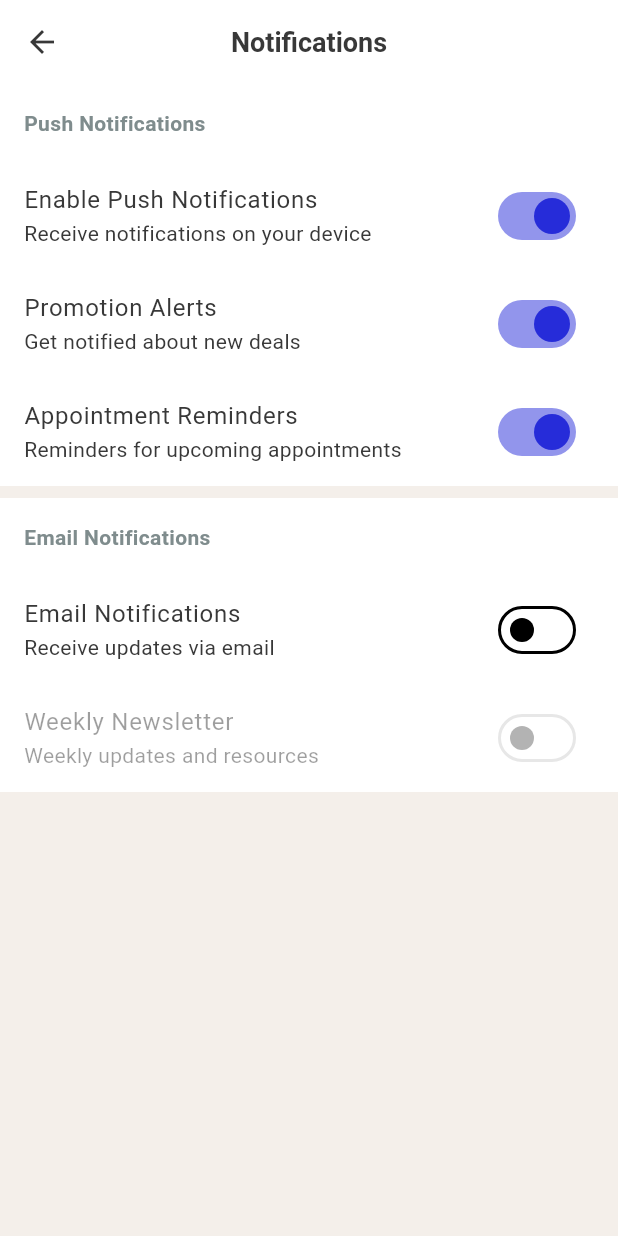
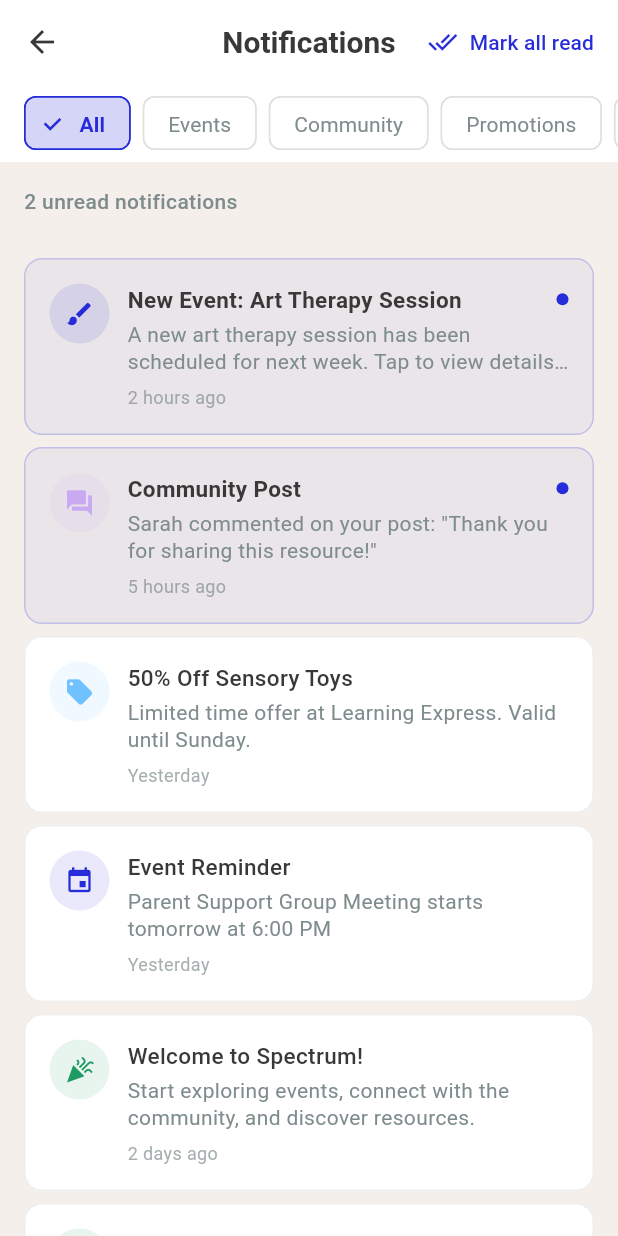
Before and after one commit to lasharela/spectrum, a Flutter app: the NotificationsScreen screen opened directly, on a phone screen of 412 x 824 dp. Run offline on Flutter 3.47's test engine with Material 3 defaults, Android fonts, the phone set to English and light mode, and no system bars; our stand-ins replace email_validator, flutter_map, latlong2.

Commit message:
Add notifications screen and fix multiple heroes error
- Created comprehensive notifications screen with filtering and swipe-to-delete
- Added navigation from bell icon to notifications screen
- Fixed naming conflict by renaming NotificationsScreen to NotificationSettingsScreen in settings
- Fixed multiple heroes error by adding unique heroTag to FABs in events and community screens

```diff
--- a/lib/screens/community_screen.dart
+++ b/lib/screens/community_screen.dart
@@ -263,6 +263,7 @@ class _CommunityScreenState extends State<CommunityScreen> with SingleTickerProv
         ],
       ),
       floatingActionButton: FloatingActionButton(
+        heroTag: "community_fab",
         onPressed: _createNewDiscussion,
         backgroundColor: AppColors.primary,
         child: const Icon(Icons.add, color: Colors.white),
--- a/lib/screens/events_screen.dart
+++ b/lib/screens/events_screen.dart
@@ -1695,6 +1695,7 @@ class _EventsScreenState extends State<EventsScreen> with SingleTickerProviderSt
     return Scaffold(
       backgroundColor: AppColors.background,
       floatingActionButton: FloatingActionButton(
+        heroTag: "events_fab",
         onPressed: _createEvent,
         backgroundColor: AppColors.primary,
         child: const Icon(Icons.add, color: Colors.white, size: 28),
--- a/lib/screens/main_navigation_screen.dart
+++ b/lib/screens/main_navigation_screen.dart
@@ -6,6 +6,7 @@ import 'promotions_screen.dart';
 import 'events_screen.dart';
 import 'community_screen.dart';
 import 'settings_screen.dart';
+import 'notifications_screen.dart';
 
 class MainNavigationScreen extends StatefulWidget {
   const MainNavigationScreen({super.key});
@@ -47,10 +48,10 @@ class _MainNavigationScreenState extends State<MainNavigationScreen> {
         leading: IconButton(
           icon: const Icon(Icons.notifications_outlined),
           onPressed: () {
-            ScaffoldMessenger.of(context).showSnackBar(
-              const SnackBar(
-                content: Text('Notifications coming soon'),
-                backgroundColor: AppColors.info,
+            Navigator.push(
+              context,
+              MaterialPageRoute(
+                builder: (context) => const NotificationsScreen(),
               ),
             );
           },
--- /dev/null
+++ b/lib/screens/notifications_screen.dart
@@ -0,0 +1,456 @@
+import 'package:flutter/material.dart';
+import '../utils/app_colors.dart';
+
+class NotificationsScreen extends StatefulWidget {
+  const NotificationsScreen({super.key});
+
+  @override
+  State<NotificationsScreen> createState() => _NotificationsScreenState();
+}
+
+class _NotificationsScreenState extends State<NotificationsScreen> {
+  String _selectedFilter = 'All';
+
+  final List<String> _filters = [
+    'All',
+    'Events',
+    'Community',
+    'Promotions',
+    'System',
+  ];
+
+  final List<NotificationItem> _notifications = [
+    NotificationItem(
+      id: '1',
+      title: 'New Event: Art Therapy Session',
+      message: 'A new art therapy session has been scheduled for next week. Tap to view details and register.',
+      type: NotificationType.event,
+      time: '2 hours ago',
+      isRead: false,
+      icon: Icons.brush,
+    ),
+    NotificationItem(
+      id: '2',
+      title: 'Community Post',
+      message: 'Sarah commented on your post: "Thank you for sharing this resource!"',
+      type: NotificationType.community,
+      time: '5 hours ago',
+      isRead: false,
+      icon: Icons.forum,
+    ),
+    NotificationItem(
+      id: '3',
+      title: '50% Off Sensory Toys',
+      message: 'Limited time offer at Learning Express. Valid until Sunday.',
+      type: NotificationType.promotion,
+      time: 'Yesterday',
+      isRead: true,
+      icon: Icons.local_offer,
+    ),
+    NotificationItem(
+      id: '4',
+      title: 'Event Reminder',
+      message: 'Parent Support Group Meeting starts tomorrow at 6:00 PM',
+      type: NotificationType.event,
+      time: 'Yesterday',
+      isRead: true,
+      icon: Icons.event,
+    ),
+    NotificationItem(
+      id: '5',
+      title: 'Welcome to Spectrum!',
+      message: 'Start exploring events, connect with the community, and discover resources.',
+      type: NotificationType.system,
+      time: '2 days ago',
+      isRead: true,
+      icon: Icons.celebration,
+    ),
+    NotificationItem(
+      id: '6',
+      title: 'New Resource Available',
+      message: 'IEP Planning Guide has been added to the resources section.',
+      type: NotificationType.system,
+      time: '3 days ago',
+      isRead: true,
+      icon: Icons.library_books,
+    ),
+    NotificationItem(
+      id: '7',
+      title: 'Event Cancelled',
+      message: 'Swimming Lessons on Dec 5 has been cancelled due to maintenance.',
+      type: NotificationType.event,
+      time: '3 days ago',
+      isRead: true,
+      icon: Icons.cancel,
+    ),
+    NotificationItem(
+      id: '8',
+      title: 'New Connection',
+      message: 'Alex has accepted your connection request.',
+      type: NotificationType.community,
+      time: '4 days ago',
+      isRead: true,
+      icon: Icons.person_add,
+    ),
+    NotificationItem(
+      id: '9',
+      title: 'Weekly Digest',
+      message: 'Check out this week\'s upcoming events and activities.',
+      type: NotificationType.system,
+      time: '1 week ago',
+      isRead: true,
+      icon: Icons.summarize,
+    ),
+    NotificationItem(
+      id: '10',
+      title: 'Flash Sale Alert',
+      message: 'Barnes & Noble: Buy 1 Get 1 Free on all children\'s books today only!',
+      type: NotificationType.promotion,
+      time: '1 week ago',
+      isRead: true,
+      icon: Icons.auto_awesome,
+    ),
+  ];
+
+  List<NotificationItem> get filteredNotifications {
+    if (_selectedFilter == 'All') {
+      return _notifications;
+    }
+    return _notifications.where((notification) {
+      switch (_selectedFilter) {
+        case 'Events':
+          return notification.type == NotificationType.event;
+        case 'Community':
+          return notification.type == NotificationType.community;
+        case 'Promotions':
+          return notification.type == NotificationType.promotion;
+        case 'System':
+          return notification.type == NotificationType.system;
+        default:
+          return true;
+      }
+    }).toList();
+  }
+
+  int get unreadCount {
+    return _notifications.where((n) => !n.isRead).length;
+  }
+
+  void _markAsRead(String id) {
+    setState(() {
+      final index = _notifications.indexWhere((n) => n.id == id);
+      if (index != -1) {
+        _notifications[index].isRead = true;
+      }
+    });
+  }
+
+  void _markAllAsRead() {
+    setState(() {
+      for (var notification in _notifications) {
+        notification.isRead = true;
+      }
+    });
+    ScaffoldMessenger.of(context).showSnackBar(
+      const SnackBar(
+        content: Text('All notifications marked as read'),
+        backgroundColor: AppColors.info,
+      ),
+    );
+  }
+
+  void _deleteNotification(String id) {
+    setState(() {
+      _notifications.removeWhere((n) => n.id == id);
+    });
+    ScaffoldMessenger.of(context).showSnackBar(
+      const SnackBar(
+        content: Text('Notification deleted'),
+        backgroundColor: AppColors.info,
+      ),
+    );
+  }
+
+  Color _getTypeColor(NotificationType type) {
+    switch (type) {
+      case NotificationType.event:
+        return AppColors.primary;
+      case NotificationType.community:
+        return AppColors.secondary;
+      case NotificationType.promotion:
+        return AppColors.tertiary;
+      case NotificationType.system:
+        return AppColors.quaternary;
+    }
+  }
+
+  @override
+  Widget build(BuildContext context) {
+    return Scaffold(
+      backgroundColor: AppColors.background,
+      appBar: AppBar(
+        title: const Text(
+          'Notifications',
+          style: TextStyle(
+            fontSize: 20,
+            fontWeight: FontWeight.bold,
+          ),
+        ),
+        backgroundColor: Colors.white,
+        elevation: 0,
+        actions: [
+          if (unreadCount > 0)
+            TextButton.icon(
+              onPressed: _markAllAsRead,
+              icon: const Icon(Icons.done_all, size: 20),
+              label: const Text('Mark all read'),
+              style: TextButton.styleFrom(
+                foregroundColor: AppColors.primary,
+              ),
+            ),
+        ],
+      ),
+      body: Column(
+        children: [
+          // Filter chips
+          Container(
+            color: Colors.white,
+            padding: const EdgeInsets.symmetric(vertical: 8),
+            child: SizedBox(
+              height: 36,
+              child: ListView.builder(
+                scrollDirection: Axis.horizontal,
+                padding: const EdgeInsets.symmetric(horizontal: 16),
+                itemCount: _filters.length,
+                itemBuilder: (context, index) {
+                  final filter = _filters[index];
+                  final isSelected = filter == _selectedFilter;
+
+                  return Padding(
+                    padding: const EdgeInsets.only(right: 8),
+                    child: FilterChip(
+                      label: Text(filter),
+                      selected: isSelected,
+                      onSelected: (selected) {
+                        setState(() {
+                          _selectedFilter = filter;
+                        });
+                      },
+                      selectedColor: AppColors.primary.withOpacity(0.2),
+                      checkmarkColor: AppColors.primary,
+                      labelStyle: TextStyle(
+                        color: isSelected ? AppColors.primary : AppColors.textSecondary,
+                        fontWeight: isSelected ? FontWeight.w600 : FontWeight.normal,
+                      ),
+                      side: BorderSide(
+                        color: isSelected ? AppColors.primary : Colors.grey.shade300,
+                      ),
+                    ),
+                  );
+                },
+              ),
+            ),
+          ),
+
+          // Unread count
+          if (unreadCount > 0)
+            Container(
+              padding: const EdgeInsets.all(16),
+              alignment: Alignment.centerLeft,
+              child: Text(
+                '$unreadCount unread notifications',
+                style: TextStyle(
+                  fontSize: 14,
+                  color: AppColors.textSecondary,
+                  fontWeight: FontWeight.w500,
+                ),
+              ),
+            ),
+
+          // Notifications list
+          Expanded(
+            child: filteredNotifications.isEmpty
+                ? Center(
+                    child: Column(
+                      mainAxisAlignment: MainAxisAlignment.center,
+                      children: [
+                        Icon(
+                          Icons.notifications_none,
+                          size: 80,
+                          color: AppColors.textSecondary.withOpacity(0.3),
+                        ),
+                        const SizedBox(height: 16),
+                        Text(
+                          'No notifications',
+                          style: TextStyle(
+                            fontSize: 18,
+                            color: AppColors.textSecondary,
+                          ),
+                        ),
+                        const SizedBox(height: 8),
+                        Text(
+                          'You\'re all caught up!',
+                          style: TextStyle(
+                            fontSize: 14,
+                            color: AppColors.textSecondary.withOpacity(0.7),
+                          ),
+                        ),
+                      ],
+                    ),
+                  )
+                : ListView.builder(
+                    padding: const EdgeInsets.symmetric(vertical: 8),
+                    itemCount: filteredNotifications.length,
+                    itemBuilder: (context, index) {
+                      final notification = filteredNotifications[index];
+                      return Dismissible(
+                        key: Key(notification.id),
+                        direction: DismissDirection.endToStart,
+                        background: Container(
+                          color: AppColors.error,
+                          alignment: Alignment.centerRight,
+                          padding: const EdgeInsets.only(right: 20),
+                          child: const Icon(
+                            Icons.delete,
+                            color: Colors.white,
+                          ),
+                        ),
+                        onDismissed: (direction) {
+                          _deleteNotification(notification.id);
+                        },
+                        child: InkWell(
+                          onTap: () {
+                            if (!notification.isRead) {
+                              _markAsRead(notification.id);
+                            }
+                            // Handle notification tap
+                            ScaffoldMessenger.of(context).showSnackBar(
+                              SnackBar(
+                                content: Text('Opening: ${notification.title}'),
+                                backgroundColor: AppColors.info,
+                              ),
+                            );
+                          },
+                          child: Container(
+                            margin: const EdgeInsets.symmetric(horizontal: 16, vertical: 4),
+                            padding: const EdgeInsets.all(16),
+                            decoration: BoxDecoration(
+                              color: notification.isRead ? Colors.white : AppColors.primary.withOpacity(0.05),
+                              borderRadius: BorderRadius.circular(12),
+                              border: Border.all(
+                                color: notification.isRead
+                                    ? Colors.grey.shade200
+                                    : AppColors.primary.withOpacity(0.2),
+                                width: 1,
+                              ),
+                            ),
+                            child: Row(
+                              crossAxisAlignment: CrossAxisAlignment.start,
+                              children: [
+                                // Icon
+                                Container(
+                                  width: 40,
+                                  height: 40,
+                                  decoration: BoxDecoration(
+                                    color: _getTypeColor(notification.type).withOpacity(0.1),
+                                    shape: BoxShape.circle,
+                                  ),
+                                  child: Icon(
+                                    notification.icon,
+                                    size: 20,
+                                    color: _getTypeColor(notification.type),
+                                  ),
+                                ),
+                                const SizedBox(width: 12),
+                                // Content
+                                Expanded(
+                                  child: Column(
+                                    crossAxisAlignment: CrossAxisAlignment.start,
+                                    children: [
+                                      Row(
+                                        children: [
+                                          Expanded(
+                                            child: Text(
+                                              notification.title,
+                                              style: TextStyle(
+                                                fontSize: 15,
+                                                fontWeight: notification.isRead
+                                                    ? FontWeight.w500
+                                                    : FontWeight.bold,
+                                                color: AppColors.textPrimary,
+                                              ),
+                                            ),
+                                          ),
+                                          if (!notification.isRead)
+                                            Container(
+                                              width: 8,
+                                              height: 8,
+                                              decoration: BoxDecoration(
+                                                color: AppColors.primary,
+                                                shape: BoxShape.circle,
+                                              ),
+                                            ),
+                                        ],
+                                      ),
+                                      const SizedBox(height: 4),
+                                      Text(
+                                        notification.message,
+                                        style: TextStyle(
+                                          fontSize: 14,
+                                          color: AppColors.textSecondary,
+                                          height: 1.3,
+                                        ),
+                                        maxLines: 2,
+                                        overflow: TextOverflow.ellipsis,
+                                      ),
+                                      const SizedBox(height: 6),
+                                      Text(
+                                        notification.time,
+                                        style: TextStyle(
+                                          fontSize: 12,
+                                          color: AppColors.textSecondary.withOpacity(0.7),
+                                        ),
+                                      ),
+                                    ],
+                                  ),
+                                ),
+                              ],
+                            ),
+                          ),
+                        ),
+                      );
+                    },
+                  ),
+          ),
+        ],
+      ),
+    );
+  }
+}
+
+class NotificationItem {
+  final String id;
+  final String title;
+  final String message;
+  final NotificationType type;
+  final String time;
+  bool isRead;
+  final IconData icon;
+
+  NotificationItem({
+    required this.id,
+    required this.title,
+    required this.message,
+    required this.type,
+    required this.time,
+    required this.isRead,
+    required this.icon,
+  });
+}
+
+enum NotificationType {
+  event,
+  community,
+  promotion,
+  system,
+}
--- a/lib/screens/settings_screen.dart
+++ b/lib/screens/settings_screen.dart
@@ -99,7 +99,7 @@ class SettingsScreen extends StatelessWidget {
                     Navigator.push(
                       context,
                       MaterialPageRoute(
-                        builder: (context) => const NotificationsScreen(),
+                        builder: (context) => const NotificationSettingsScreen(),
                       ),
                     );
                   },
@@ -586,14 +586,14 @@ class _PersonalInfoScreenState extends State<PersonalInfoScreen> {
 }
 
 // Notifications Screen
-class NotificationsScreen extends StatefulWidget {
-  const NotificationsScreen({super.key});
+class NotificationSettingsScreen extends StatefulWidget {
+  const NotificationSettingsScreen({super.key});
 
   @override
-  State<NotificationsScreen> createState() => _NotificationsScreenState();
+  State<NotificationSettingsScreen> createState() => _NotificationSettingsScreenState();
 }
 
-class _NotificationsScreenState extends State<NotificationsScreen> {
+class _NotificationSettingsScreenState extends State<NotificationSettingsScreen> {
   bool _pushNotifications = true;
   bool _emailNotifications = false;
   bool _promotionAlerts = true;
```
